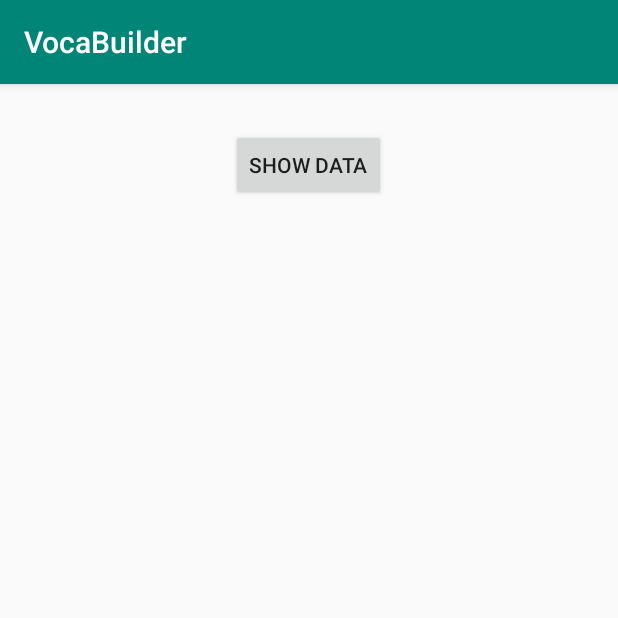
After one commit to iamvickyav/VocaBuilder, an Android app: the ViewActivity screen opened directly, with no data from a screen before it, on a phone screen of 412 x 824 dp, the top half of it. The commit adds this screen. Run offline under Robolectric (Android 15) with nearby library versions, the phone set to English and light mode, and no system bars; our stand-ins replace Firebase (no records; nobody signed in at launch, a user with empty details on screens opened directly).

Commit message:
View page changes are added

```diff
--- a/app/src/main/AndroidManifest.xml
+++ b/app/src/main/AndroidManifest.xml
@@ -18,6 +18,7 @@
             </intent-filter>
         </activity>
         <activity android:name=".AddActivity"/>
+        <activity android:name=".ViewActivity"/>
     </application>
 
 </manifest>
--- a/app/src/main/java/com/iamvickyav/vocabuilder/AddActivity.java
+++ b/app/src/main/java/com/iamvickyav/vocabuilder/AddActivity.java
@@ -73,6 +73,7 @@ public class AddActivity extends AppCompatActivity {
         lexicon.meaning = meaning.getText().toString();
         lexicon.tamil = tamil.getText().toString();
         lexicon.example = example.getText().toString();
+        lexicon.word = word.getText().toString();
         return lexicon;
     }
 }
--- /dev/null
+++ b/app/src/main/java/com/iamvickyav/vocabuilder/ViewActivity.java
@@ -0,0 +1,65 @@
+package com.iamvickyav.vocabuilder;
+
+import android.os.Bundle;
+import android.util.Log;
+import android.view.View;
+import android.widget.ArrayAdapter;
+import android.widget.Button;
+import android.widget.ListView;
+import android.widget.Toast;
+
+import androidx.annotation.NonNull;
+import androidx.appcompat.app.AppCompatActivity;
+
+import com.google.android.gms.tasks.OnCompleteListener;
+import com.google.android.gms.tasks.Task;
+import com.google.firebase.firestore.FirebaseFirestore;
+import com.google.firebase.firestore.QueryDocumentSnapshot;
+import com.google.firebase.firestore.QuerySnapshot;
+
+import java.util.ArrayList;
+import java.util.List;
+
+import static com.iamvickyav.vocabuilder.util.VocaConstants.COLLECTION;
+
+public class ViewActivity extends AppCompatActivity {
+
+    Button showData;
+    List<String> documentId = new ArrayList<>();
+    ListView listView;
+
+    @Override
+    protected void onCreate(Bundle savedInstanceState) {
+        super.onCreate(savedInstanceState);
+        setContentView(R.layout.activity_view);
+
+        listView = findViewById(R.id.list_view);
+        showData = findViewById(R.id.showData);
+
+        showData.setOnClickListener(new View.OnClickListener() {
+            @Override
+            public void onClick(View v) {
+                FirebaseFirestore db = FirebaseFirestore.getInstance();
+                Toast.makeText(getApplicationContext(), "Loading..", Toast.LENGTH_SHORT).show();
+
+                db.collection(COLLECTION)
+                        .get()
+                        .addOnCompleteListener(new OnCompleteListener<QuerySnapshot>() {
+                            @Override
+                            public void onComplete(@NonNull Task<QuerySnapshot> task) {
+                                if (task.isSuccessful()) {
+                                    for (QueryDocumentSnapshot document : task.getResult()) {
+                                        documentId.add(document.getId());
+                                    }
+                                    ArrayAdapter<String> arrayAdapter = new ArrayAdapter<>(getApplicationContext(), R.layout.listview_element, documentId);
+                                    listView.setAdapter(arrayAdapter);
+                                } else {
+                                    Log.d("SEARCH", "Error getting documents: ", task.getException());
+                                }
+                            }
+                        });
+
+            }
+        });
+    }
+}
--- a/app/src/main/java/com/iamvickyav/vocabuilder/model/Lexicon.java
+++ b/app/src/main/java/com/iamvickyav/vocabuilder/model/Lexicon.java
@@ -4,4 +4,5 @@ public class Lexicon {
     public String example;
     public String meaning;
     public String tamil;
+    public String word;
 }
--- /dev/null
+++ b/app/src/main/res/layout/activity_view.xml
@@ -0,0 +1,22 @@
+<?xml version="1.0" encoding="utf-8"?>
+<RelativeLayout xmlns:android="http://schemas.android.com/apk/res/android"
+    xmlns:app="http://schemas.android.com/apk/res-auto"
+    xmlns:tools="http://schemas.android.com/tools"
+    android:layout_width="match_parent"
+    android:layout_height="match_parent"
+    tools:context=".ViewActivity">
+
+    <Button
+        android:id="@+id/showData"
+        android:layout_width="wrap_content"
+        android:layout_height="wrap_content"
+        android:layout_margin="30dp"
+        android:layout_centerHorizontal="true"
+        android:text="@string/show_data" />
+
+    <ListView
+        android:id="@+id/list_view"
+        android:layout_below="@id/showData"
+        android:layout_width="match_parent"
+        android:layout_height="match_parent" />
+</RelativeLayout>
--- /dev/null
+++ b/app/src/main/res/layout/listview_element.xml
@@ -0,0 +1,6 @@
+<?xml version="1.0" encoding="utf-8"?>
+<TextView xmlns:android="http://schemas.android.com/apk/res/android"
+    android:layout_width="match_parent" android:layout_height="match_parent"
+    android:textSize="30sp">
+
+</TextView>
--- a/app/src/main/res/values/strings.xml
+++ b/app/src/main/res/values/strings.xml
@@ -8,4 +8,5 @@
     <string name="enter_tamil_meaning">Enter Tamil meaning</string>
     <string name="example_if_any">Example, If any</string>
     <string name="add_to_db">Add to DB</string>
+    <string name="show_data">Show Data</string>
 </resources>
```
Also changed, not shown: app/src/main/java/com/iamvickyav/vocabuilder/MainActivity.java (+10 -1 lines).
